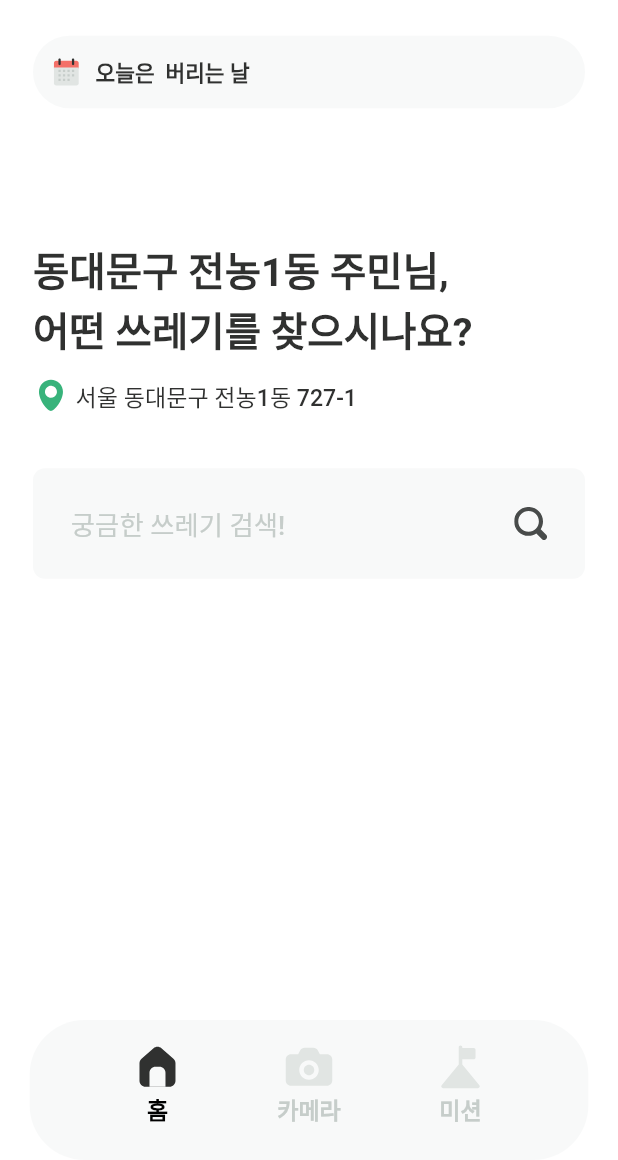
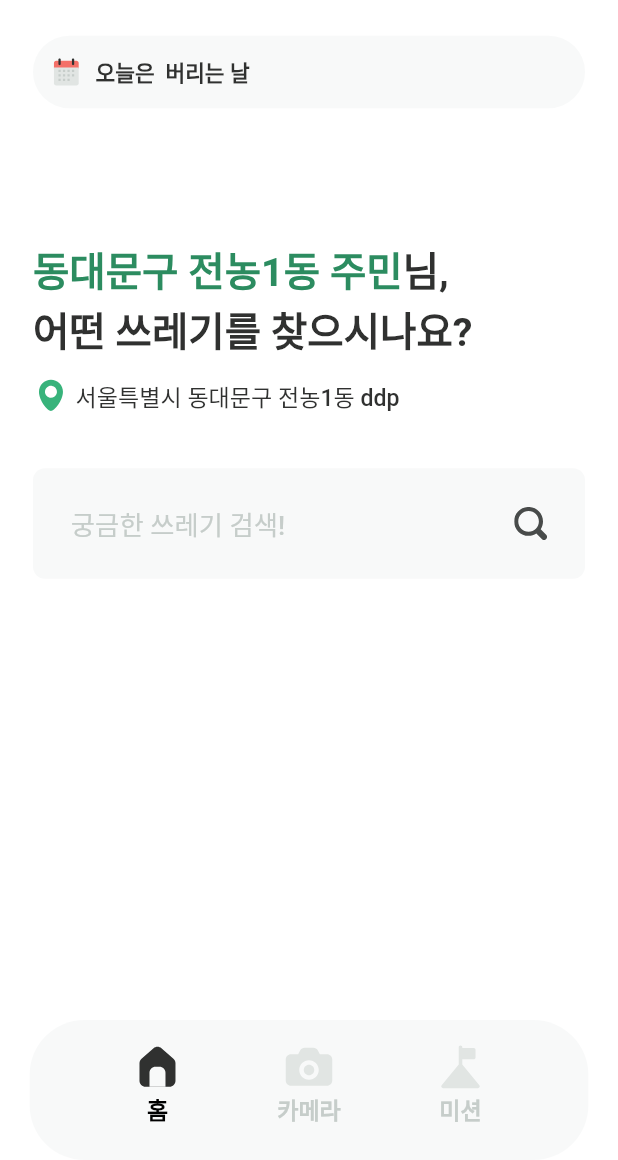
Before and after one commit to foreco-ibaji/Wiz-App-version1, a Flutter app: the screen it shows after launch, on a phone screen of 412 x 824 dp, the part 76-1236 px from its top. Run offline on Flutter 3.47's test engine with Material 2 defaults, Android fonts, the phone set to English and light mode, and no system bars; our stand-ins replace camera, device_preview, dio, flutter_dotenv, flutter_image_compress, flutter_screenutil and 10 more; missing offline and left inert: flutter_barcode_scanner, flutter_naver_map; network calls fail; Roboto replaces fonts that are missing (Pretendard); statements that could not run were skipped; project files that could hold a hidden picture were left out.

Commit message:
feat:#11 address home view 적용+ api->splash controller에서 선언

```diff
--- a/lib/modules/home/controller/home_controller.dart
+++ b/lib/modules/home/controller/home_controller.dart
@@ -17,8 +17,6 @@ class HomeController extends GetxController {
   @override
   void onInit() async {
     super.onInit();
-    var tmpLocation = await MapRepository.getCurrentLocation();
-    MapRepository.getAddressFromLatLng(tmpLocation);
     await Get.putAsync(() async => CameraService());
     // await CameraService.to.initCamera();
     //TODO: 월요일 -> 월로 통일
--- a/lib/modules/home/view/home_view.dart
+++ b/lib/modules/home/view/home_view.dart
@@ -17,6 +17,7 @@ import 'package:logger/logger.dart';
 import '../../../provider/api/trash_api.dart';
 import '../../../provider/routes/pages.dart';
 import '../../../provider/routes/routes.dart';
+import '../../../provider/service/map_service.dart';
 import '../controller/home_controller.dart';
 import '../widget/home_widget.dart';
 
@@ -92,8 +93,21 @@ class HomeScreen extends GetView<HomeController> {
                     height: 86.h,
                   ),
                   //*2. 위치 정보 section
-                  Text('동대문구 전농1동 주민님,\n어떤 쓰레기를 찾으시나요?',
-                      style: AppTextStyles.heading2Bold),
+                  RichText(
+                    text: TextSpan(
+                      children: [
+                        TextSpan(
+                            text:
+                                '${MapService.currentAddress[1]} ${MapService.currentAddress[2]} 주민',
+                            style: AppTextStyles.heading2Bold
+                                .copyWith(color: AppColors.primary7)),
+                        TextSpan(
+                          text: '님,\n어떤 쓰레기를 찾으시나요?',
+                          style: AppTextStyles.heading2Bold,
+                        ),
+                      ],
+                    ),
+                  ),
                   SizedBox(
                     height: 12.h,
                   ),
@@ -106,7 +120,7 @@ class HomeScreen extends GetView<HomeController> {
                         width: 4.w,
                       ),
                       //TODO: 임시 하드코딩
-                      Text('서울 동대문구 전농1동 727-1',
+                      Text(MapService.currentAddress.join(' '),
                           style: AppTextStyles.title3Medium),
                     ],
                   ),
```
Also changed, not shown: lib/modules/splash/controller/splash_controller.dart (+7 -0 lines), lib/provider/api/util/map_api.dart (+19 -11 lines), lib/provider/service/map_service.dart (+3 -13 lines).
